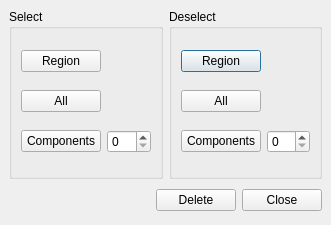
This is src/Mod/Mesh/Gui/RemoveComponents.ui in berndhahnebach/All_FreeCAD as Qt 5 draws it before an edit. The edited form follows.
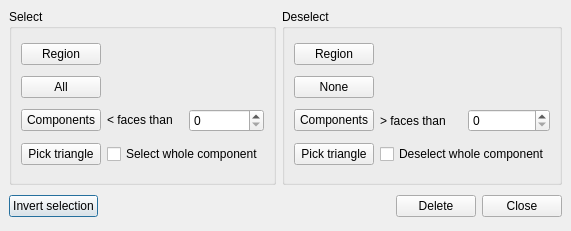
This is the edited form.

```diff
--- a/src/Mod/Mesh/Gui/RemoveComponents.ui
+++ b/src/Mod/Mesh/Gui/RemoveComponents.ui
@@ -8,8 +8,8 @@
    <rect>
     <x>0</x>
     <y>0</y>
-    <width>331</width>
-    <height>225</height>
+    <width>520</width>
+    <height>231</height>
    </rect>
   </property>
   <property name="windowTitle" >
@@ -22,71 +22,6 @@
    <property name="spacing" >
     <number>6</number>
    </property>
-   <item row="0" column="1" >
-    <widget class="QGroupBox" name="groupBox_2" >
-     <property name="title" >
-      <string>Deselect</string>
-     </property>
-     <layout class="QGridLayout" >
-      <property name="margin" >
-       <number>9</number>
-      </property>
-      <property name="spacing" >
-       <number>6</number>
-      </property>
-      <item row="2" column="1" >
-       <widget class="QSpinBox" name="spDeselectComp" />
-      </item>
-      <item row="0" column="0" >
-       <widget class="QPushButton" name="deselectRegion" >
-        <property name="text" >
-         <string>Region</string>
-        </property>
-       </widget>
-      </item>
-      <item row="0" column="1" >
-       <spacer>
-        <property name="orientation" >
-         <enum>Qt::Horizontal</enum>
-        </property>
-        <property name="sizeHint" >
-         <size>
-          <width>21</width>
-          <height>20</height>
-         </size>
-        </property>
-       </spacer>
-      </item>
-      <item row="1" column="0" >
-       <widget class="QPushButton" name="deselectAll" >
-        <property name="text" >
-         <string>All</string>
-        </property>
-       </widget>
-      </item>
-      <item row="1" column="1" >
-       <spacer>
-        <property name="orientation" >
-         <enum>Qt::Horizontal</enum>
-        </property>
-        <property name="sizeHint" >
-         <size>
-          <width>21</width>
-          <height>20</height>
-         </size>
-        </property>
-       </spacer>
-      </item>
-      <item row="2" column="0" >
-       <widget class="QPushButton" name="deselectComponents" >
-        <property name="text" >
-         <string>Components</string>
-        </property>
-       </widget>
-      </item>
-     </layout>
-    </widget>
-   </item>
    <item row="1" column="0" colspan="2" >
     <layout class="QHBoxLayout" >
      <property name="margin" >
@@ -95,6 +30,13 @@
      <property name="spacing" >
       <number>6</number>
      </property>
+     <item>
+      <widget class="QPushButton" name="invertButton" >
+       <property name="text" >
+        <string>Invert selection</string>
+       </property>
+      </widget>
+     </item>
      <item>
       <spacer>
        <property name="orientation" >
@@ -102,7 +44,7 @@
        </property>
        <property name="sizeHint" >
         <size>
-         <width>211</width>
+         <width>141</width>
          <height>31</height>
         </size>
        </property>
@@ -136,39 +78,27 @@
       <property name="spacing" >
        <number>6</number>
       </property>
-      <item row="1" column="1" >
-       <spacer>
-        <property name="orientation" >
-         <enum>Qt::Horizontal</enum>
+      <item row="3" column="1" colspan="2" >
+       <widget class="QCheckBox" name="cbSelectComp" >
+        <property name="text" >
+         <string>Select whole component</string>
         </property>
-        <property name="sizeHint" >
-         <size>
-          <width>40</width>
-          <height>20</height>
-         </size>
-        </property>
-       </spacer>
+       </widget>
       </item>
-      <item row="0" column="1" >
-       <spacer>
-        <property name="orientation" >
-         <enum>Qt::Horizontal</enum>
+      <item row="3" column="0" >
+       <widget class="QPushButton" name="selectTriangle" >
+        <property name="text" >
+         <string>Pick triangle</string>
         </property>
-        <property name="sizeHint" >
-         <size>
-          <width>40</width>
-          <height>20</height>
-         </size>
-        </property>
-       </spacer>
+       </widget>
       </item>
-      <item row="2" column="1" >
+      <item row="2" column="2" >
        <widget class="QSpinBox" name="spSelectComp" />
       </item>
-      <item row="2" column="0" >
-       <widget class="QPushButton" name="selectComponents" >
+      <item row="2" column="1" >
+       <widget class="QLabel" name="label" >
         <property name="text" >
-         <string>Components</string>
+         <string>&lt; faces than</string>
         </property>
        </widget>
       </item>
@@ -179,6 +109,26 @@
         </property>
        </widget>
       </item>
+      <item row="2" column="0" >
+       <widget class="QPushButton" name="selectComponents" >
+        <property name="text" >
+         <string>Components</string>
+        </property>
+       </widget>
+      </item>
+      <item row="0" column="1" colspan="2" >
+       <spacer>
+        <property name="orientation" >
+         <enum>Qt::Horizontal</enum>
+        </property>
+        <property name="sizeHint" >
+         <size>
+          <width>161</width>
+          <height>20</height>
+         </size>
+        </property>
+       </spacer>
+      </item>
       <item row="1" column="0" >
        <widget class="QPushButton" name="selectAll" >
         <property name="text" >
@@ -186,6 +136,105 @@
         </property>
        </widget>
       </item>
+      <item row="1" column="1" colspan="2" >
+       <spacer>
+        <property name="orientation" >
+         <enum>Qt::Horizontal</enum>
+        </property>
+        <property name="sizeHint" >
+         <size>
+          <width>161</width>
+          <height>20</height>
+         </size>
+        </property>
+       </spacer>
+      </item>
+     </layout>
+    </widget>
+   </item>
+   <item row="0" column="1" >
+    <widget class="QGroupBox" name="groupBox_2" >
+     <property name="title" >
+      <string>Deselect</string>
+     </property>
+     <layout class="QGridLayout" >
+      <property name="margin" >
+       <number>9</number>
+      </property>
+      <property name="spacing" >
+       <number>6</number>
+      </property>
+      <item row="3" column="1" colspan="2" >
+       <widget class="QCheckBox" name="cbDeselectComp" >
+        <property name="text" >
+         <string>Deselect whole component</string>
+        </property>
+       </widget>
+      </item>
+      <item row="3" column="0" >
+       <widget class="QPushButton" name="deselectTriangle" >
+        <property name="text" >
+         <string>Pick triangle</string>
+        </property>
+       </widget>
+      </item>
+      <item row="2" column="2" >
+       <widget class="QSpinBox" name="spDeselectComp" />
+      </item>
+      <item row="2" column="1" >
+       <widget class="QLabel" name="label_2" >
+        <property name="text" >
+         <string>> faces than</string>
+        </property>
+       </widget>
+      </item>
+      <item row="1" column="1" colspan="2" >
+       <spacer>
+        <property name="orientation" >
+         <enum>Qt::Horizontal</enum>
+        </property>
+        <property name="sizeHint" >
+         <size>
+          <width>181</width>
+          <height>20</height>
+         </size>
+        </property>
+       </spacer>
+      </item>
+      <item row="0" column="0" >
+       <widget class="QPushButton" name="deselectRegion" >
+        <property name="text" >
+         <string>Region</string>
+        </property>
+       </widget>
+      </item>
+      <item row="0" column="1" colspan="2" >
+       <spacer>
+        <property name="orientation" >
+         <enum>Qt::Horizontal</enum>
+        </property>
+        <property name="sizeHint" >
+         <size>
+          <width>21</width>
+          <height>20</height>
+         </size>
+        </property>
+       </spacer>
+      </item>
+      <item row="1" column="0" >
+       <widget class="QPushButton" name="deselectAll" >
+        <property name="text" >
+         <string>None</string>
+        </property>
+       </widget>
+      </item>
+      <item row="2" column="0" >
+       <widget class="QPushButton" name="deselectComponents" >
+        <property name="text" >
+         <string>Components</string>
+        </property>
+       </widget>
+      </item>
      </layout>
     </widget>
    </item>
```
Left out of the diff: 4 changed lines with no effect on the pictures.
